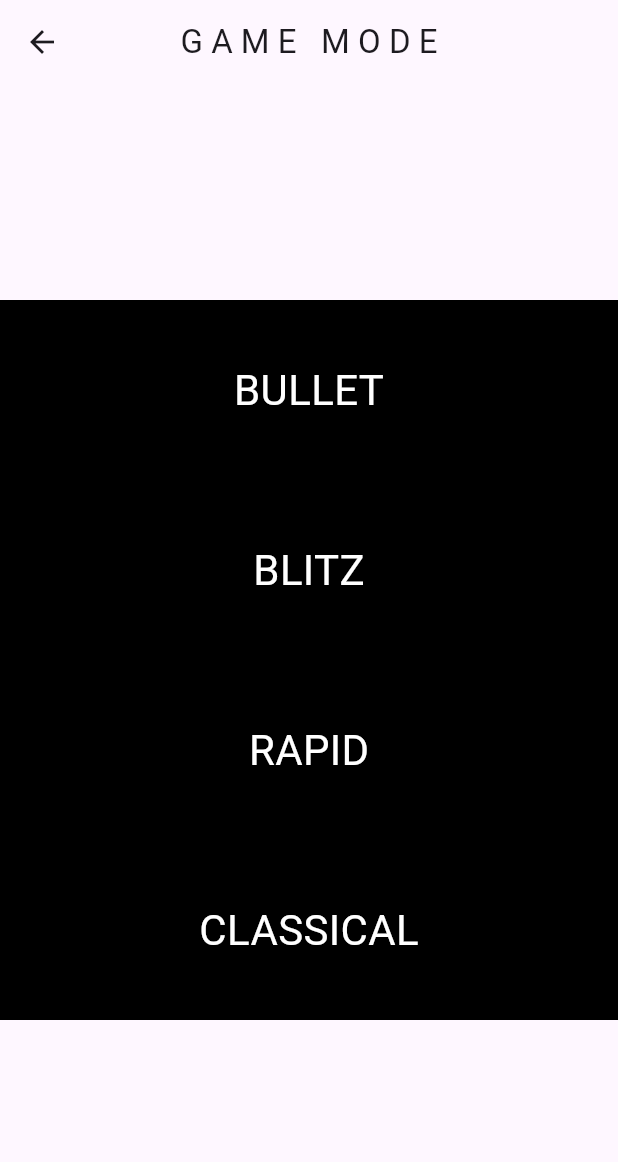
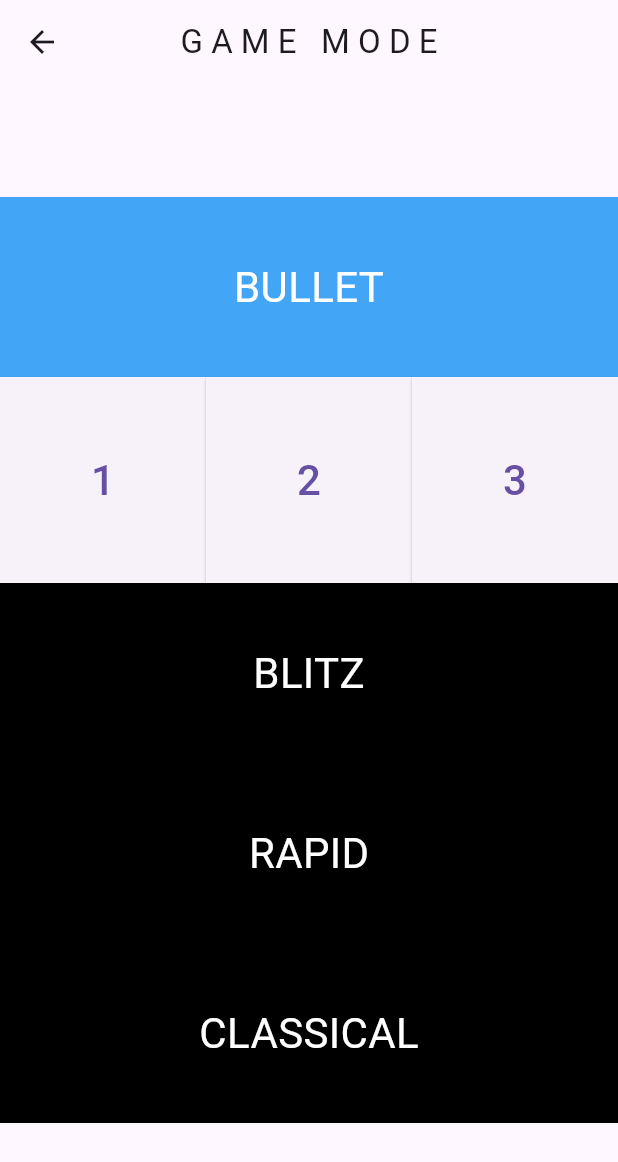
Before and after one commit to GFerhat/chess_clock, a Flutter app: the ChooseGamemodePage screen opened directly, after a tap on "BULLET", on a phone screen of 412 x 824 dp. Shown: the top 1162 px of the screen. Run offline on Flutter 3.47's test engine with Material 3 defaults, Android fonts, the phone set to English and light mode, and no system bars; our stand-ins replace flutter_riverpod.

Commit message:
refactor: implement Riverpod state management in ChooseGamemodePage and GamePage, remove unused files

```diff
--- a/lib/gui/choose_gamemode_page.dart
+++ b/lib/gui/choose_gamemode_page.dart
@@ -1,20 +1,29 @@
-import 'package:chess_clock/gui/game_page.dart';
+import 'package:chess_clock/gui/time_gridview.dart';
 import 'package:flutter/material.dart';
 import 'package:flutter_riverpod/flutter_riverpod.dart';
+
+final openedBarIndexProvider = NotifierProvider<OpenedBarNotifier, int?>(() {
+  return OpenedBarNotifier();
+});
+
+class OpenedBarNotifier extends Notifier<int?> {
+  @override
+  int? build() => null;
+
+  void toggleBar(int index) {
+    state = state == index ? null : index;
+  }
+}
 
 class ChooseGamemodePage extends ConsumerWidget {
   const ChooseGamemodePage({super.key});
 
   @override
   Widget build(BuildContext context, WidgetRef ref) {
-    int? openedBarIndex;
+    final openedBarIndex = ref.watch(openedBarIndexProvider);
 
-    void toggleBarWidget(int index) {
-      if (openedBarIndex == index) {
-        openedBarIndex = null;
-      } else {
-        openedBarIndex = index;
-      }
+    void toggleBar(int index) {
+      ref.read(openedBarIndexProvider.notifier).toggleBar(index);
     }
 
     final List<String> gamemode = ['BULLET', 'BLITZ', 'RAPID', 'CLASSICAL'];
@@ -33,7 +42,7 @@ class ChooseGamemodePage extends ConsumerWidget {
               return Column(
                 children: [
                   GestureDetector(
-                    onTap: () => toggleBarWidget(index),
+                    onTap: () => toggleBar(index),
                     child: AnimatedContainer(
                       duration: const Duration(milliseconds: 450),
                       curve: Curves.easeInOut,
@@ -51,60 +60,7 @@ class ChooseGamemodePage extends ConsumerWidget {
                   AnimatedSize(
                     duration: const Duration(milliseconds: 220),
                     curve: Curves.easeInOut,
-                    child: isOpen
-                        ? GridView.count(
-                            crossAxisCount: 3,
-                            shrinkWrap: true,
-                            physics: NeverScrollableScrollPhysics(),
-                            children: [
-                              ElevatedButton(
-                                style: ElevatedButton.styleFrom(
-                                  shape: RoundedRectangleBorder(
-                                    borderRadius: BorderRadius.zero,
-                                  ),
-                                ),
-                                onPressed: () {
-                                  Navigator.push(
-                                    context,
-                                    MaterialPageRoute(
-                                      builder: (context) =>
-                                          GamePage(selectedTime: 180),
-                                    ),
-                                  );
-                                },
-                                child: const Text(
-                                  '1',
-                                  textScaler: TextScaler.linear(2),
-                                ),
-                              ),
-
-                              ElevatedButton(
-                                style: ElevatedButton.styleFrom(
-                                  shape: RoundedRectangleBorder(
-                                    borderRadius: BorderRadius.zero,
-                                  ),
-                                ),
-                                onPressed: () {},
-                                child: const Text(
-                                  '2',
-                                  textScaler: TextScaler.linear(2),
-                                ),
-                              ),
-                              ElevatedButton(
-                                style: ElevatedButton.styleFrom(
-                                  shape: RoundedRectangleBorder(
-                                    borderRadius: BorderRadius.zero,
-                                  ),
-                                ),
-                                onPressed: () {},
-                                child: const Text(
-                                  '3',
-                                  textScaler: TextScaler.linear(2),
-                                ),
-                              ),
-                            ],
-                          )
-                        : const SizedBox.shrink(),
+                    child: isOpen ? TimeGridView() : const SizedBox.shrink(),
                   ),
                 ],
               );
--- a/lib/gui/home_page.dart
+++ b/lib/gui/home_page.dart
@@ -1,5 +1,4 @@
 import 'package:chess_clock/gui/choose_gamemode_page.dart';
-import 'package:chess_clock/gui/game_page.dart';
 import 'package:flutter/material.dart';
 
 class Homepage extends StatelessWidget {
--- /dev/null
+++ b/lib/gui/time_gridview.dart
@@ -0,0 +1,51 @@
+import 'package:chess_clock/gui/game_page.dart';
+import 'package:chess_clock/state/time_state.dart';
+import 'package:flutter/material.dart';
+import 'package:flutter_riverpod/flutter_riverpod.dart';
+
+class TimeGridView extends ConsumerWidget {
+  const TimeGridView({super.key});
+
+  @override
+  Widget build(BuildContext context, WidgetRef ref) {
+    return GridView.count(
+      crossAxisCount: 3,
+      shrinkWrap: true,
+      physics: NeverScrollableScrollPhysics(),
+      children: [
+        ElevatedButton(
+          style: ElevatedButton.styleFrom(
+            shape: RoundedRectangleBorder(borderRadius: BorderRadius.zero),
+          ),
+          onPressed: () {
+            // Setze die gewählte Zeit im Provider
+            ref
+                .read(timeProvider.notifier)
+                .setTime(300); // z. B. 300 für 5 Minuten
+            // Öffne die GamePage
+            Navigator.push(
+              context,
+              MaterialPageRoute(builder: (context) => GamePage()),
+            );
+          },
+          child: const Text('1', textScaler: TextScaler.linear(2)),
+        ),
+
+        ElevatedButton(
+          style: ElevatedButton.styleFrom(
+            shape: RoundedRectangleBorder(borderRadius: BorderRadius.zero),
+          ),
+          onPressed: () {},
+          child: const Text('2', textScaler: TextScaler.linear(2)),
+        ),
+        ElevatedButton(
+          style: ElevatedButton.styleFrom(
+            shape: RoundedRectangleBorder(borderRadius: BorderRadius.zero),
+          ),
+          onPressed: () {},
+          child: const Text('3', textScaler: TextScaler.linear(2)),
+        ),
+      ],
+    );
+  }
+}
```
Also changed, not shown: lib/gui/game_page.dart (+7 -9 lines), lib/state/time_state.dart (+4 -7 lines), lib/gui/player_names_page.dart (deleted).
